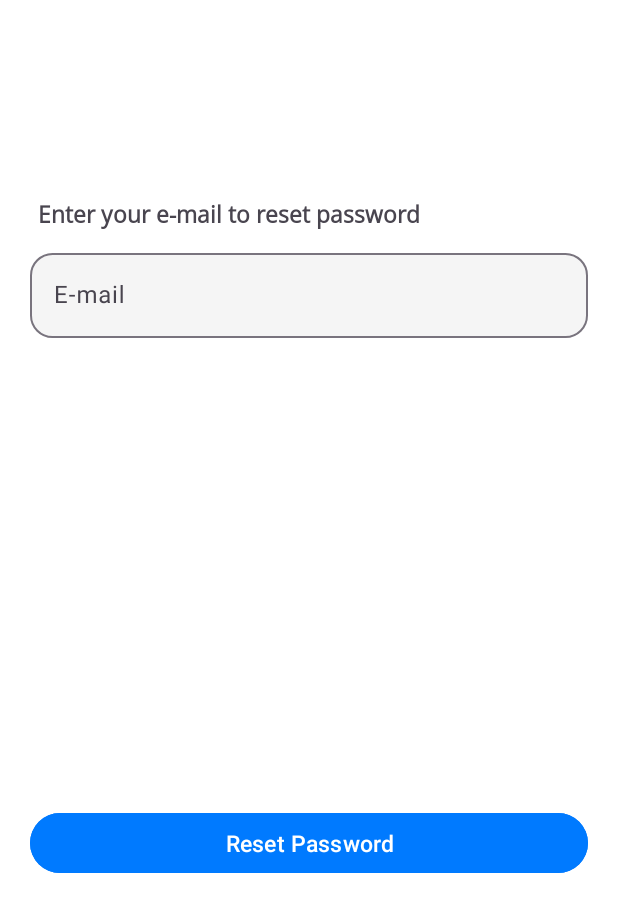
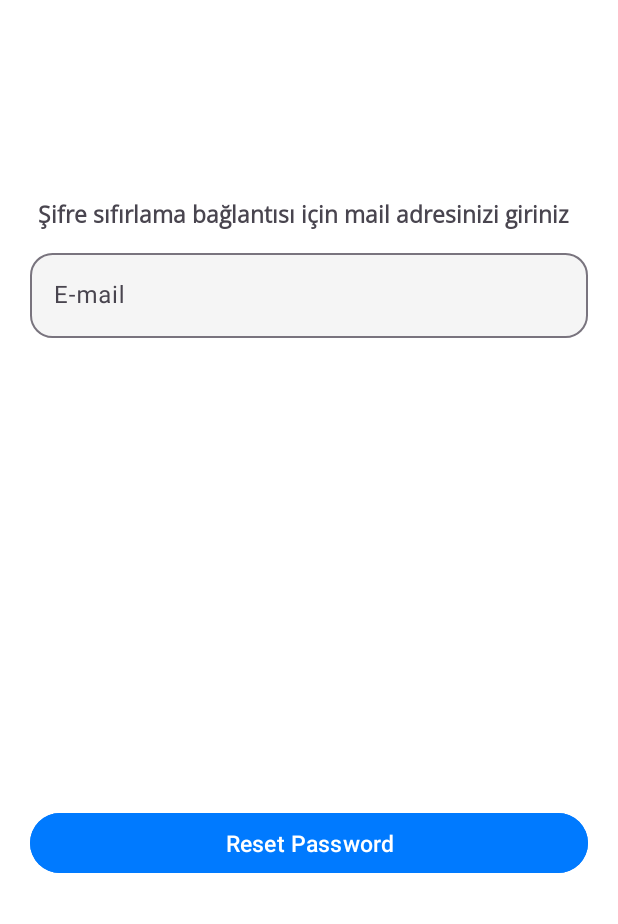
Before and after one commit to emrullahakturk/Fluenta, an Android app: the ResetPasswordFragment screen opened through its navigation route, on a phone screen of 412 x 824 dp, the part 312-1236 px from its top. Run offline under Robolectric (Android 15) with nearby library versions, the phone set to English and light mode, and no system bars; our stand-ins replace Dagger/Hilt's generated code, Firebase (no records; nobody signed in at launch, a user with empty details on screens opened directly); 1 statement that could not run was skipped.

Commit message:
Add: Reset Password feature added

```diff
--- a/app/src/main/java/com/yargisoft/fluenta/views/fragments/auth_fragments/ResetPasswordFragment.kt
+++ b/app/src/main/java/com/yargisoft/fluenta/views/fragments/auth_fragments/ResetPasswordFragment.kt
@@ -1,21 +1,68 @@
 package com.yargisoft.fluenta.views.fragments.auth_fragments
 
 import android.os.Bundle
-import androidx.fragment.app.Fragment
 import android.view.LayoutInflater
 import android.view.View
 import android.view.ViewGroup
+import android.widget.Toast
+import androidx.fragment.app.Fragment
+import androidx.fragment.app.viewModels
+import androidx.lifecycle.Observer
+import androidx.navigation.fragment.findNavController
 import com.yargisoft.fluenta.R
+import com.yargisoft.fluenta.databinding.FragmentResetPasswordBinding
+import com.yargisoft.fluenta.viewmodel.AuthViewModel
+import dagger.hilt.android.AndroidEntryPoint
 
+
+@AndroidEntryPoint
 class ResetPasswordFragment : Fragment() {
+
+    private var _binding: FragmentResetPasswordBinding? = null
+    private val binding get() = _binding!!
+    private val viewModel: AuthViewModel by viewModels()
 
     override fun onCreateView(
         inflater: LayoutInflater, container: ViewGroup?,
         savedInstanceState: Bundle?
-    ): View? {
-        // Inflate the layout for this fragment
-        return inflater.inflate(R.layout.fragment_reset_password, container, false)
+    ): View {
+        _binding = FragmentResetPasswordBinding.inflate(inflater, container, false)
+        return binding.root
     }
 
+    override fun onViewCreated(view: View, savedInstanceState: Bundle?) {
+        super.onViewCreated(view,savedInstanceState)
 
+        binding.resetPasswordButton.setOnClickListener {
+            val email = binding.emailEditText.text.toString()
+            viewModel.resetPassword(email)
+        }
+        binding.arrowBackImageView.setOnClickListener {
+            findNavController().popBackStack()
+        }
+
+        observeViewModel()
+    }
+
+    private fun observeViewModel() {
+        viewModel.loading.observe(viewLifecycleOwner) { isLoading ->
+            binding.progressBar.visibility = if (isLoading) View.VISIBLE else View.GONE
+            binding.resetPasswordButton.isEnabled = !isLoading
+        }
+
+        viewModel.resetPasswordResult.observe(viewLifecycleOwner, Observer { result ->
+            result.onSuccess {
+                Toast.makeText(requireContext(), it, Toast.LENGTH_SHORT).show()
+                findNavController().navigate(R.id.resetToLogin)
+            }
+            result.onFailure { error ->
+                Toast.makeText(requireContext(), error.message, Toast.LENGTH_SHORT).show()
+            }
+        })
+    }
+
+    override fun onDestroyView() {
+        super.onDestroyView()
+        _binding = null
+    }
 }
--- a/app/src/main/res/layout/fragment_reset_password.xml
+++ b/app/src/main/res/layout/fragment_reset_password.xml
@@ -7,6 +7,17 @@
     android:layout_height="match_parent"
     android:background="@color/white">
 
+
+    <ProgressBar
+        android:id="@+id/progressBar"
+        android:layout_width="wrap_content"
+        android:layout_height="wrap_content"
+        android:visibility="gone"
+        android:elevation="1dp"
+        app:layout_constraintTop_toTopOf="parent"
+        app:layout_constraintBottom_toBottomOf="parent"
+        app:layout_constraintStart_toStartOf="parent"
+        app:layout_constraintEnd_toEndOf="parent" />
 
     <ImageView
         android:id="@+id/arrowBackImageView"
@@ -26,15 +37,15 @@
         android:layout_marginStart="25dp"
         android:layout_marginBottom="10dp"
         android:fontFamily="@font/open_sans_font"
-        android:text="@string/enter_your_email"
+        android:text="@string/enter_mail_adress"
         android:textSize="15sp"
         android:textStyle="bold"
-        app:layout_constraintBottom_toTopOf="@+id/passwordTextInput"
+        app:layout_constraintBottom_toTopOf="@+id/emailTextInput"
         app:layout_constraintStart_toStartOf="parent" />
 
 
     <com.google.android.material.textfield.TextInputLayout
-        android:id="@+id/passwordTextInput"
+        android:id="@+id/emailTextInput"
         android:layout_width="match_parent"
         android:layout_height="wrap_content"
         android:layout_marginLeft="20dp"
@@ -54,7 +65,7 @@
         app:layout_constraintVertical_bias="0.5">
 
         <com.google.android.material.textfield.TextInputEditText
-            android:id="@+id/passwordEditText"
+            android:id="@+id/emailEditText"
             android:layout_width="match_parent"
             android:layout_height="wrap_content"
             android:layout_marginBottom="20dp"
@@ -62,7 +73,7 @@
     </com.google.android.material.textfield.TextInputLayout>
 
     <Button
-        android:id="@+id/loginButton"
+        android:id="@+id/resetPasswordButton"
         android:layout_width="match_parent"
         android:layout_height="wrap_content"
         android:layout_marginLeft="20dp"
--- a/app/src/main/res/navigation/auth_nav.xml
+++ b/app/src/main/res/navigation/auth_nav.xml
@@ -59,7 +59,11 @@
     <fragment
         android:id="@+id/resetPasswordFragment"
         android:name="com.yargisoft.fluenta.views.fragments.auth_fragments.ResetPasswordFragment"
-        android:label="ResetPasswordFragment" />
+        android:label="ResetPasswordFragment" >
+        <action
+            android:id="@+id/resetToLogin"
+            app:destination="@id/loginFragment" />
+    </fragment>
     <fragment
         android:id="@+id/usernameFragment"
         android:name="com.yargisoft.fluenta.views.fragments.auth_fragments.UsernameFragment"
--- a/app/src/main/res/values/strings.xml
+++ b/app/src/main/res/values/strings.xml
@@ -44,4 +44,5 @@
     <string name="username_rules">Benzersiz bir kullanıcı adı oluşturun. Büyük ve küçük harfler kullanabilir, 0 ile 9 arasındaki rakamları, alt çizgi (_) ve tire (-) ekleyebilirsiniz.</string>
     <string name="name_surname">Name Surname</string>
     <string name="sifremi_unuttum">Şifremi Unuttum</string>
+    <string name="enter_mail_adress">Şifre sıfırlama bağlantısı için mail adresinizi giriniz</string>
 </resources>
```
Also changed, not shown: app/src/main/java/com/yargisoft/fluenta/data/repository/AuthRepository.kt (+38 -3 lines), app/src/main/java/com/yargisoft/fluenta/viewmodel/AuthViewModel.kt (+19 -0 lines).
